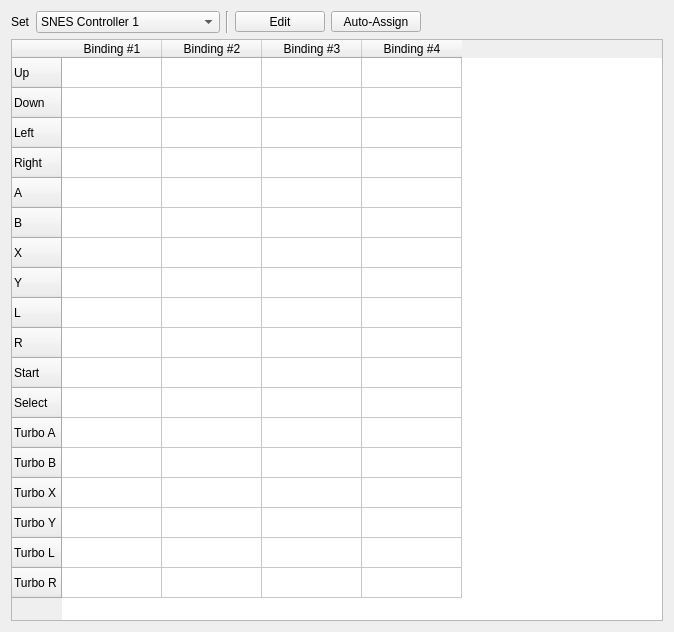
Old version of the form qt/src/ControllerPanel.ui in the repository snes9xgit/snes9x.
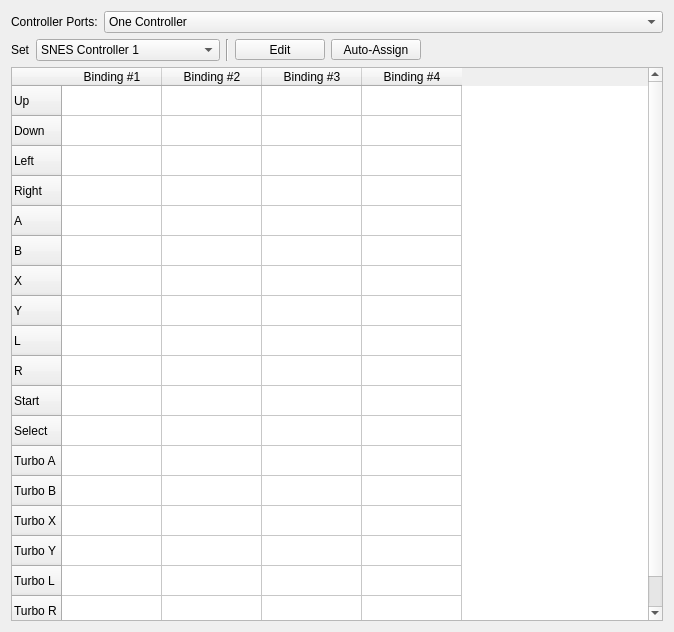
New version of the form. Icons and pictures are not drawn.

Commit message: Qt: Allow changing controller ports. No mouse yet.

```diff
--- a/qt/src/ControllerPanel.ui
+++ b/qt/src/ControllerPanel.ui
@@ -14,6 +14,52 @@
    <string>Form</string>
   </property>
   <layout class="QVBoxLayout" name="verticalLayout">
+   <item>
+    <layout class="QHBoxLayout" name="horizontalLayout_2">
+     <item>
+      <widget class="QLabel" name="label_2">
+       <property name="sizePolicy">
+        <sizepolicy hsizetype="Fixed" vsizetype="Preferred">
+         <horstretch>0</horstretch>
+         <verstretch>0</verstretch>
+        </sizepolicy>
+       </property>
+       <property name="text">
+        <string>Controller Ports:</string>
+       </property>
+      </widget>
+     </item>
+     <item>
+      <widget class="QComboBox" name="portComboBox">
+       <item>
+        <property name="text">
+         <string>One Controller</string>
+        </property>
+       </item>
+       <item>
+        <property name="text">
+         <string>Two Controllers</string>
+        </property>
+       </item>
+       <item>
+        <property name="text">
+         <string>Mouse + Controller</string>
+        </property>
+       </item>
+       <item>
+        <property name="text">
+         <string>SuperScope + Controller</string>
+        </property>
+       </item>
+       <item>
+        <property name="text">
+         <string>Controller + Multitap</string>
+        </property>
+       </item>
+      </widget>
+     </item>
+    </layout>
+   </item>
    <item>
     <layout class="QHBoxLayout" name="horizontalLayout">
      <item>
```
Left out of the diff: 10 changed lines with no effect on the pictures. The commit also changes 5 other files.
